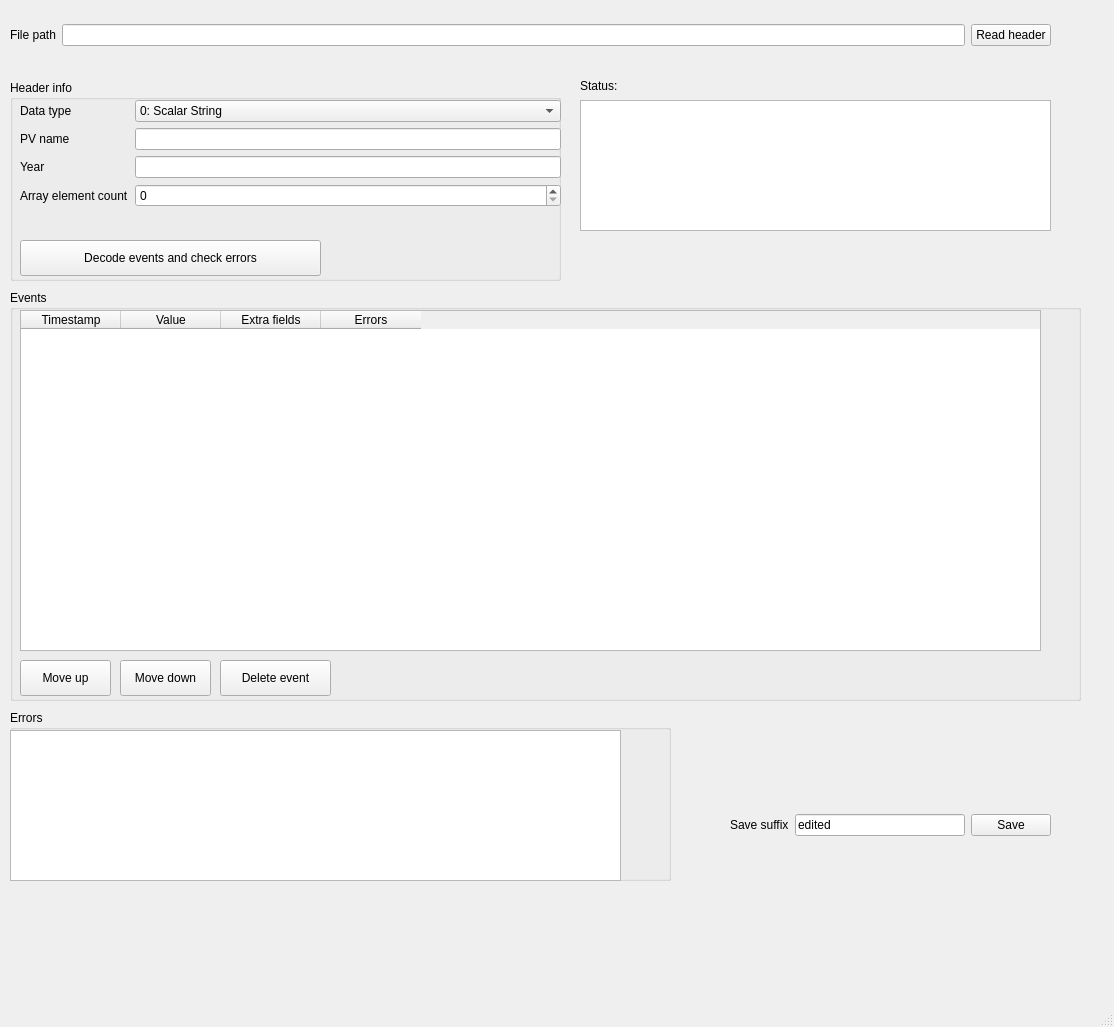
This is aa/ui/pb_file_inspector.ui in DiamondLightSource/aapy as Qt 5 draws it before an edit. The edited form follows.
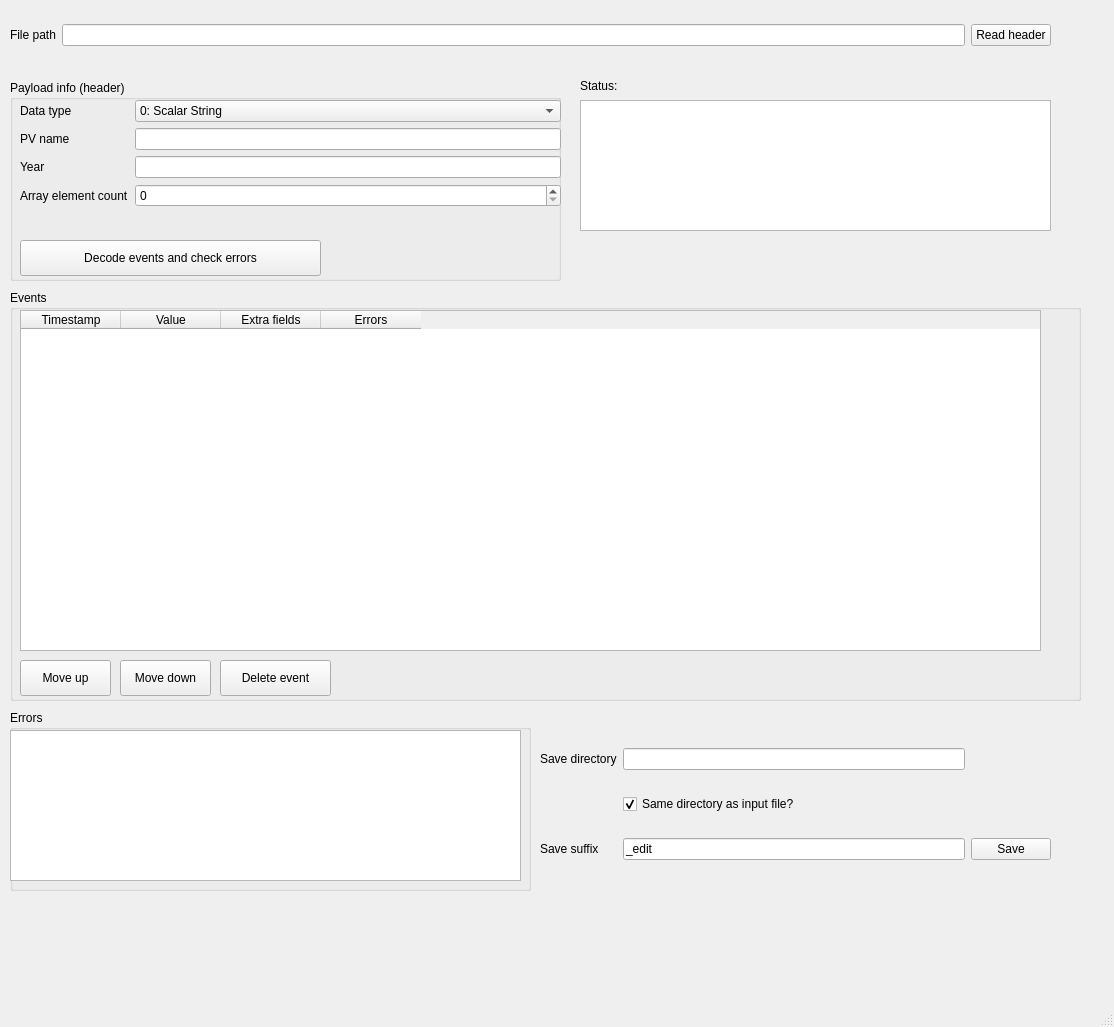
This is the edited form.

Commit message: Can now save files

```diff
--- a/aa/ui/pb_file_inspector.ui
+++ b/aa/ui/pb_file_inspector.ui
@@ -67,7 +67,7 @@
      </rect>
     </property>
     <property name="title">
-     <string>Header info</string>
+     <string>Payload info (header)</string>
     </property>
     <widget class="QWidget" name="formLayoutWidget">
      <property name="geometry">
@@ -306,34 +306,58 @@
    <widget class="QWidget" name="gridLayoutWidget_2">
     <property name="geometry">
      <rect>
-      <x>730</x>
-      <y>800</y>
-      <width>321</width>
-      <height>51</height>
+      <x>540</x>
+      <y>730</y>
+      <width>511</width>
+      <height>151</height>
      </rect>
     </property>
     <layout class="QGridLayout" name="gridLayout_2">
-     <item row="0" column="1">
-      <widget class="QLineEdit" name="save_suffix_button">
+     <item row="2" column="1">
+      <widget class="QLineEdit" name="save_suffix">
        <property name="text">
-        <string>edited</string>
+        <string>_edit</string>
        </property>
       </widget>
      </item>
-     <item row="0" column="2">
+     <item row="2" column="2">
       <widget class="QPushButton" name="save_button">
        <property name="text">
         <string>Save</string>
        </property>
       </widget>
      </item>
-     <item row="0" column="0">
+     <item row="2" column="0">
       <widget class="QLabel" name="label_8">
        <property name="text">
         <string>Save suffix</string>
        </property>
       </widget>
      </item>
+     <item row="0" column="0">
+      <widget class="QLabel" name="label_10">
+       <property name="text">
+        <string>Save directory</string>
+       </property>
+      </widget>
+     </item>
+     <item row="0" column="1">
+      <widget class="QLineEdit" name="save_dir">
+       <property name="text">
+        <string/>
+       </property>
+      </widget>
+     </item>
+     <item row="1" column="1">
+      <widget class="QCheckBox" name="same_dir_as_input">
+       <property name="text">
+        <string>Same directory as input file?</string>
+       </property>
+       <property name="checked">
+        <bool>true</bool>
+       </property>
+      </widget>
+     </item>
     </layout>
    </widget>
    <widget class="QLabel" name="label_9">
@@ -373,8 +397,8 @@
      <rect>
       <x>10</x>
       <y>710</y>
-      <width>661</width>
-      <height>171</height>
+      <width>521</width>
+      <height>181</height>
      </rect>
     </property>
     <property name="title">
@@ -385,7 +409,7 @@
       <rect>
        <x>0</x>
        <y>20</y>
-       <width>611</width>
+       <width>511</width>
        <height>151</height>
       </rect>
      </property>
```
The commit also changes 1 other file.
